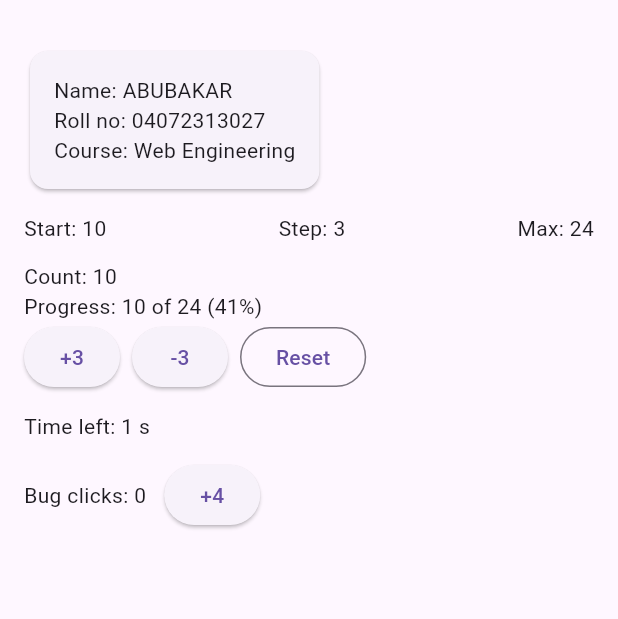
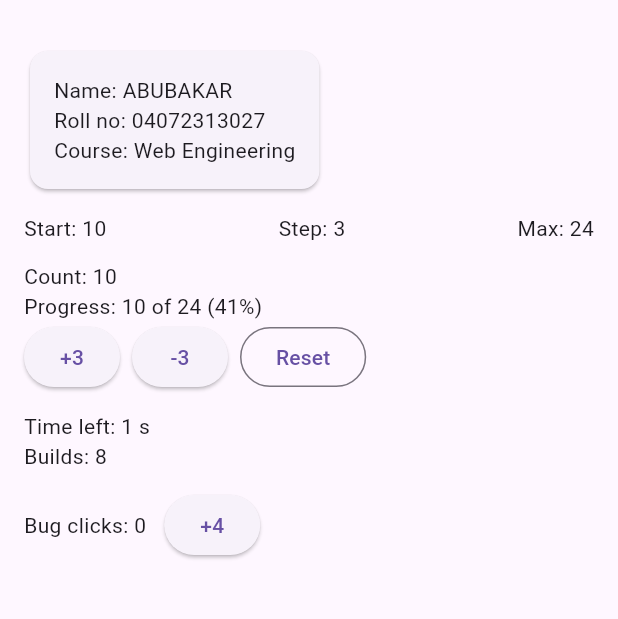
Before and after one commit to abubakar-aslam01/MAD_TASKS, a Flutter app: the screen it shows after launch, on a phone screen of 412 x 824 dp, the part 63-682 px from its top. Run offline on Flutter 3.47's test engine with Material 3 defaults, Android fonts, the phone set to English and light mode, and no system bars.

Commit message:
Flutter lab: step 9

```diff
--- a/flutter_lab/lib/main.dart
+++ b/flutter_lab/lib/main.dart
@@ -218,10 +218,12 @@ class Countdown extends StatefulWidget {
 class _CountdownState extends State<Countdown> {
   late int _left;
   late Timer _timer;
+  int _builds = 0;
 
   @override
   void initState() {
     super.initState();
+    lifecycleLog.add('initState');
     _left = startSeconds;
     _timer = Timer.periodic(const Duration(seconds: 1), (timer) {
       setState(() => _left--);
@@ -235,14 +237,25 @@ class _CountdownState extends State<Countdown> {
     // is removed and calls setState() on a disposed State:
     // "setState() called after dispose()".
     _timer.cancel();
+    lifecycleLog.add('dispose');
     super.dispose();
   }
 
   @override
   Widget build(BuildContext context) {
-    return _left > 0
-        ? Text('Time left: $_left s', key: const Key('time-left'))
-        : const Text('Time is up!', key: Key('time-left'));
+    // Think (Step 9): +1 per second, not +2, because each tick calls setState
+    // exactly once, and one setState = one build. You could print(lifecycleLog)
+    // inside dispose() to prove dispose ran.
+    _builds++;
+    return Column(
+      crossAxisAlignment: CrossAxisAlignment.start,
+      children: [
+        _left > 0
+            ? Text('Time left: $_left s', key: const Key('time-left'))
+            : const Text('Time is up!', key: Key('time-left')),
+        Text('Builds: $_builds', key: const Key('builds')),
+      ],
+    );
   }
 }
 
```
